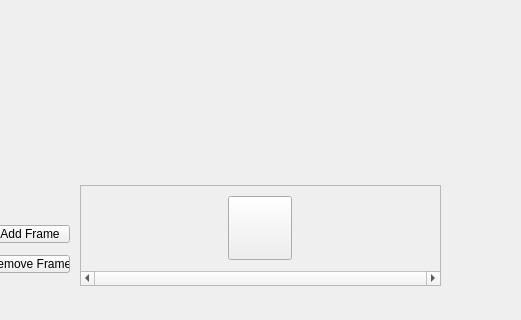
First picture: the form in SpriteEditor/mainwindow.ui, repository scottskidmore/SpriteEditor, before the edit; both pictures show x 425 to 946 and y 345 to 665 of the 1286 by 665 pixel window.
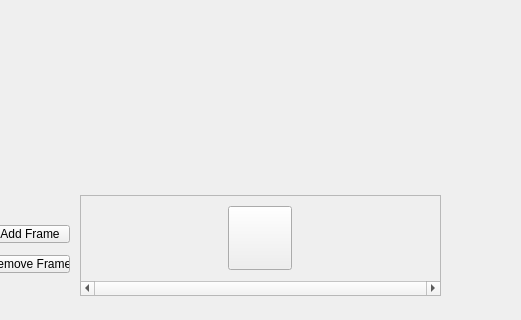
Second picture: the form after the edit. Icons and pictures are not drawn. Custom widgets are drawn as their Qt base class.

Commit message: Changing ui alignment slightly

What changed in the file:
```diff
--- a/SpriteEditor/mainwindow.ui
+++ b/SpriteEditor/mainwindow.ui
@@ -23,8 +23,8 @@
    <widget class="Canvas" name="canvas">
     <property name="geometry">
      <rect>
-      <x>380</x>
-      <y>40</y>
+      <x>350</x>
+      <y>20</y>
       <width>512</width>
       <height>512</height>
      </rect>
@@ -82,7 +82,7 @@
     <property name="geometry">
      <rect>
       <x>420</x>
-      <y>530</y>
+      <y>540</y>
       <width>361</width>
       <height>101</height>
      </rect>
```
Left out of the diff: 16 changed lines with no effect on the pictures.
